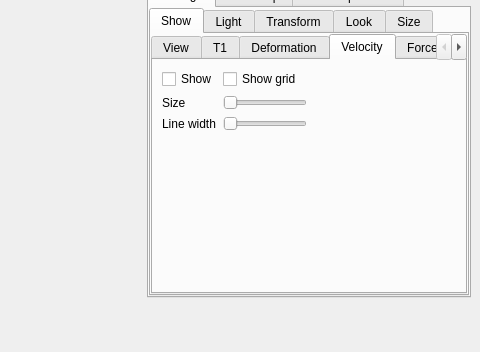
First picture: the form in MainWindow.ui, repository danlipsa/foamvis, before the edit; both pictures show x 563 to 1043 and y 154 to 506 of the 1043 by 596 pixel window.
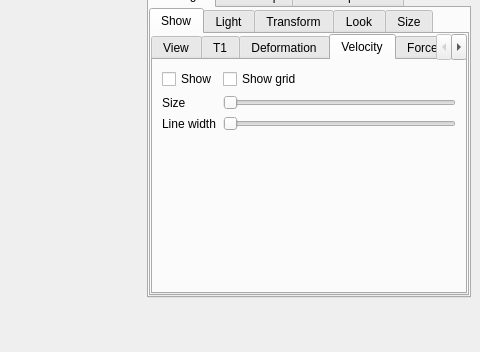
Second picture: the form after the edit. Custom widgets are drawn as their Qt base class.

Diff of the .ui file:
```diff
--- a/MainWindow.ui
+++ b/MainWindow.ui
@@ -694,9 +694,6 @@
                    <string>Velocity</string>
                   </attribute>
                   <layout class="QFormLayout" name="formLayout_14">
-                   <property name="fieldGrowthPolicy">
-                    <enum>QFormLayout::FieldsStayAtSizeHint</enum>
-                   </property>
                    <item row="0" column="0">
                     <widget class="QCheckBox" name="checkBoxShowVelocity">
                      <property name="text">
```
Left out of the diff: 8 changed lines with no effect on the pictures.
